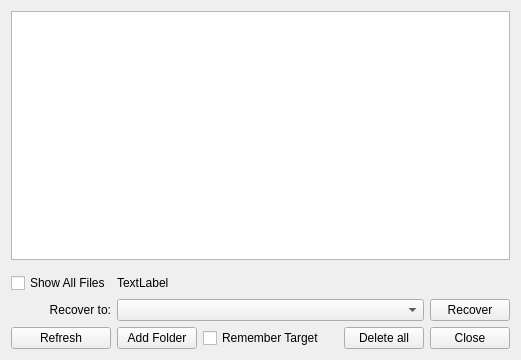
Above: SandboxiePlus/SandMan/Forms/RecoveryWindow.ui from sandboxie-plus/Sandboxie before the change. Below: the same form after it.
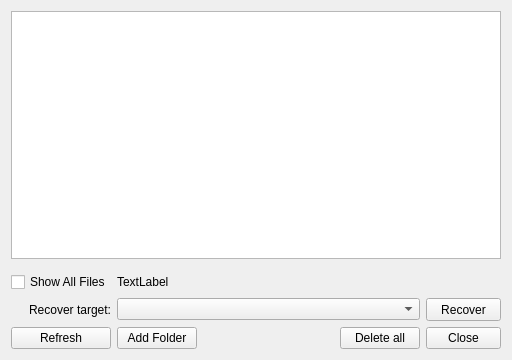
That is the form after the change.

```diff
--- a/SandboxiePlus/SandMan/Forms/RecoveryWindow.ui
+++ b/SandboxiePlus/SandMan/Forms/RecoveryWindow.ui
@@ -6,7 +6,7 @@
    <rect>
     <x>0</x>
     <y>0</y>
-    <width>521</width>
+    <width>512</width>
     <height>360</height>
    </rect>
   </property>
@@ -36,36 +36,8 @@
     <layout class="QVBoxLayout" name="verticalLayout">
      <item>
       <layout class="QGridLayout" name="gridLayout">
-       <item row="5" column="1" colspan="4">
-        <widget class="QComboBox" name="cmbRecover"/>
-       </item>
-       <item row="6" column="0">
-        <widget class="QPushButton" name="btnRefresh">
-         <property name="text">
-          <string>Refresh</string>
-         </property>
-        </widget>
-       </item>
-       <item row="4" column="1" colspan="5">
-        <widget class="QLabel" name="lblInfo">
-         <property name="text">
-          <string>TextLabel</string>
-         </property>
-        </widget>
-       </item>
-       <item row="6" column="4">
-        <widget class="QPushButton" name="btnDeleteAll">
-         <property name="text">
-          <string>Delete all</string>
-         </property>
-        </widget>
-       </item>
-       <item row="6" column="1">
-        <widget class="QPushButton" name="btnAddFolder">
-         <property name="text">
-          <string>Add Folder</string>
-         </property>
-        </widget>
+       <item row="0" column="0" rowspan="3" colspan="5">
+        <widget class="QTreeView" name="treeFiles"/>
        </item>
        <item row="3" column="0">
         <widget class="QWidget" name="finder" native="true">
@@ -77,14 +49,29 @@
          </property>
         </widget>
        </item>
-       <item row="5" column="5">
-        <widget class="QPushButton" name="btnRecover">
+       <item row="5" column="1" colspan="3">
+        <widget class="QComboBox" name="cmbRecover"/>
+       </item>
+       <item row="6" column="4">
+        <widget class="QToolButton" name="btnClose">
+         <property name="sizePolicy">
+          <sizepolicy hsizetype="Minimum" vsizetype="Minimum">
+           <horstretch>0</horstretch>
+           <verstretch>0</verstretch>
+          </sizepolicy>
+         </property>
+         <property name="maximumSize">
+          <size>
+           <width>16777215</width>
+           <height>16777215</height>
+          </size>
+         </property>
          <property name="text">
-          <string>Recover</string>
+          <string>Close</string>
          </property>
         </widget>
        </item>
-       <item row="6" column="3">
+       <item row="6" column="2">
         <spacer name="horizontalSpacer_2">
          <property name="orientation">
           <enum>Qt::Horizontal</enum>
@@ -97,37 +84,73 @@
          </property>
         </spacer>
        </item>
+       <item row="4" column="1" colspan="4">
+        <widget class="QLabel" name="lblInfo">
+         <property name="text">
+          <string>TextLabel</string>
+         </property>
+        </widget>
+       </item>
+       <item row="6" column="3">
+        <widget class="QPushButton" name="btnDeleteAll">
+         <property name="minimumSize">
+          <size>
+           <width>0</width>
+           <height>0</height>
+          </size>
+         </property>
+         <property name="text">
+          <string>Delete all</string>
+         </property>
+        </widget>
+       </item>
+       <item row="4" column="0">
+        <widget class="QCheckBox" name="chkShowAll">
+         <property name="text">
+          <string>Show All Files</string>
+         </property>
+        </widget>
+       </item>
        <item row="5" column="0">
         <widget class="QLabel" name="label">
          <property name="text">
-          <string>Recover to:</string>
+          <string>Recover target:</string>
          </property>
          <property name="alignment">
           <set>Qt::AlignRight|Qt::AlignTrailing|Qt::AlignVCenter</set>
          </property>
         </widget>
        </item>
-       <item row="0" column="0" rowspan="3" colspan="6">
-        <widget class="QTreeView" name="treeFiles"/>
-       </item>
-       <item row="4" column="0">
-        <widget class="QCheckBox" name="chkShowAll">
+       <item row="5" column="4">
+        <widget class="QToolButton" name="btnRecover">
+         <property name="sizePolicy">
+          <sizepolicy hsizetype="Minimum" vsizetype="Minimum">
+           <horstretch>0</horstretch>
+           <verstretch>0</verstretch>
+          </sizepolicy>
+         </property>
+         <property name="minimumSize">
+          <size>
+           <width>75</width>
+           <height>23</height>
+          </size>
+         </property>
          <property name="text">
-          <string>Show All Files</string>
+          <string>Recover</string>
          </property>
         </widget>
        </item>
-       <item row="6" column="5">
-        <widget class="QPushButton" name="btnClose">
+       <item row="6" column="1">
+        <widget class="QPushButton" name="btnAddFolder">
          <property name="text">
-          <string>Close</string>
+          <string>Add Folder</string>
          </property>
         </widget>
        </item>
-       <item row="6" column="2">
-        <widget class="QCheckBox" name="chkRemember">
+       <item row="6" column="0">
+        <widget class="QPushButton" name="btnRefresh">
          <property name="text">
-          <string>Remember Target</string>
+          <string>Refresh</string>
          </property>
         </widget>
        </item>
```
Left out of the diff: 1 changed line with no effect on the pictures.
